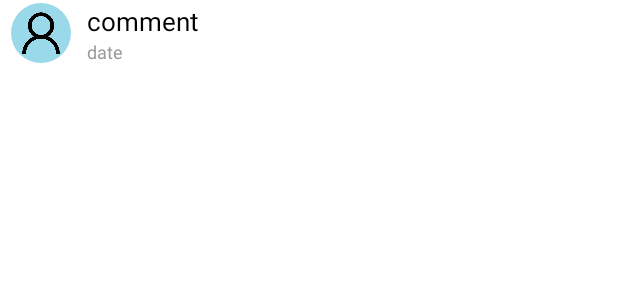
After one commit to ptky18it4/Blog, an Android app: the layout adapter_comment_layout.xml on its own in the app's theme, with its tools: preview values and no code run, on a phone screen of 412 x 824 dp. The commit adds this screen. Shown: the top 300 px of the screen. Run offline under Robolectric (Android 15) with nearby library versions, the phone set to English and light mode, and no system bars.

Commit message:
firebas comment

```diff
--- a/app/build.gradle
+++ b/app/build.gradle
@@ -2,7 +2,7 @@ plugins {
     id 'com.android.application'
     id 'kotlin-android'
     id 'com.google.gms.google-services'
-    id 'kotlin-android-extensions'
+
 }
 
 android {
--- a/app/src/main/java/com/academy/blog/data/InstaStatus.kt
+++ /dev/null
@@ -1,3 +0,0 @@
-package com.academy.blog.data
-
-data class InstaStatus(var id: Int, var name: String, var picture: String)
--- /dev/null
+++ b/app/src/main/res/layout/adapter_comment_layout.xml
@@ -0,0 +1,40 @@
+<?xml version="1.0" encoding="utf-8"?>
+<LinearLayout xmlns:android="http://schemas.android.com/apk/res/android"
+    android:layout_width="match_parent"
+    android:layout_height="wrap_content"
+    xmlns:tools="http://schemas.android.com/tools"
+    android:orientation="horizontal"
+    android:layout_marginTop="2dp">
+
+    <de.hdodenhof.circleimageview.CircleImageView
+        android:id="@+id/img_uavt"
+        tools:ignore="MissingClass"
+        android:layout_width="40dp"
+        android:layout_height="40dp"
+        android:layout_marginLeft="7dp"
+        android:src="@drawable/ic_avt" />
+    <LinearLayout
+        android:layout_width="match_parent"
+        android:layout_height="wrap_content"
+        android:orientation="vertical"
+        android:layout_marginLeft="5dp">
+        <TextView
+            android:layout_width="match_parent"
+            android:layout_height="wrap_content"
+            android:id="@+id/comment"
+            android:textSize="17sp"
+            android:textColor="@color/black"
+            android:layout_marginLeft="5dp"
+            android:text="comment"/>
+        <TextView
+            android:layout_width="match_parent"
+            android:layout_height="wrap_content"
+            android:id="@+id/date"
+            android:textSize="12dp"
+            android:textColor="#9A9999"
+            android:layout_marginLeft="5dp"
+            android:text="date"/>
+
+    </LinearLayout>
+
+</LinearLayout>
--- a/app/src/main/res/values/colors.xml
+++ b/app/src/main/res/values/colors.xml
@@ -15,4 +15,6 @@
     <color name="teal_200">@color/light_gray</color>
     <color name="teal_700">@color/light_gray</color>
     <color name="light_gray">@color/dark_black</color>
+    <color name="buttonPost">#05AFFB</color>
+
 </resources>
```
Also changed, not shown: app/src/main/java/com/academy/blog/PostDetails.kt (+58 -20 lines), app/src/main/java/com/academy/blog/adapter/CommentAdapter.kt (added, +67 -0 lines), app/src/main/java/com/academy/blog/adapter/StatusAdapter.kt (deleted, +0 -45 lines), app/src/main/java/com/academy/blog/data/NewPost.kt (+12 -0 lines), app/src/main/java/com/academy/blog/fragment/GalleryFragment.kt (+21 -6 lines), app/src/main/java/com/academy/blog/fragment/HomeFragment.kt (+2 -15 lines), app/src/main/res/layout/activity_post_details.xml (+5 -2 lines), app/src/main/res/layout/adapter_status_layout.xml (deleted, +0 -50 lines), app/src/main/res/layout/fragment_gallery.xml (+5 -4 lines), app/src/main/res/layout/fragment_home.xml (+1 -9 lines).
